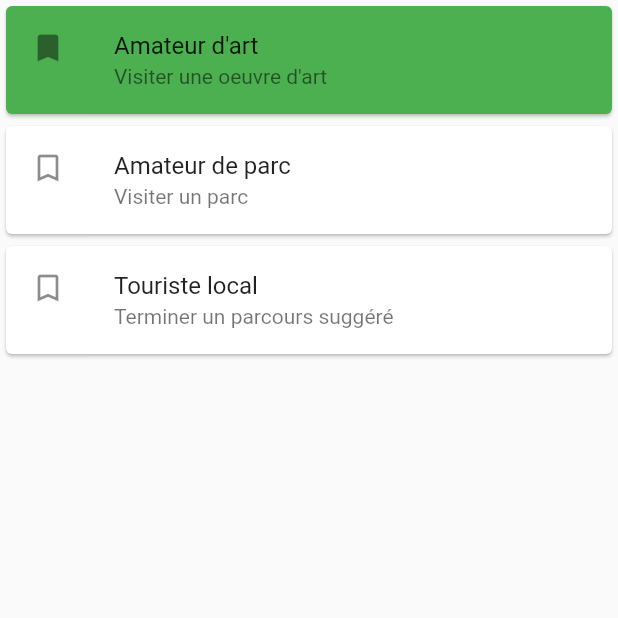
After one commit to Sirmyself/HackQC2020, a Flutter app: the Succes screen opened by its route, on a phone screen of 412 x 824 dp, the top half of it. The commit adds this screen. Run offline on Flutter 3.47's test engine with Material 2 defaults, Android fonts, the phone set to English and light mode, and no system bars; our stand-ins replace google_maps_flutter, line_icons.

Commit message:
Ajout de la page pour les succès (première version)

```diff
--- a/parcoursa/lib/main.dart
+++ b/parcoursa/lib/main.dart
@@ -1,5 +1,6 @@
 import 'package:flutter/material.dart';
 import 'package:parcoursa/coupons.dart';
+import 'package:parcoursa/succes.dart';
 import 'home.dart';
 import 'offre.dart';
 
@@ -18,6 +19,7 @@ class MyApp extends StatelessWidget {
         '/': (context) => Home(),
         '/offre': (context) => Offre(),
         '/coupons': (context) => Coupons(),
+        '/succes': (context) => Succes(),
       },
     );
   }
--- /dev/null
+++ b/parcoursa/lib/succes.dart
@@ -0,0 +1,38 @@
+import 'package:flutter/material.dart';
+
+class Succes extends StatefulWidget {
+  @override
+  State<StatefulWidget> createState() {
+    return _SuccesState();
+  }
+}
+
+Widget _myListViewSucces(BuildContext context) {
+  final succes = ['Amateur d\'art', 'Amateur de parc', 'Touriste local'];
+  final descriptionSucces = ['Visiter une oeuvre d\'art', 'Visiter un parc', 'Terminer un parcours suggéré'];
+
+  final icons = [Icons.bookmark, Icons.bookmark_border, Icons.bookmark_border];
+
+  return ListView.builder(
+    itemCount: succes.length,
+    itemBuilder: (context, index) {
+      return Card(
+        color: index == 0 ? Colors.green : Colors.white,//                           <-- Card widget
+        child: ListTile(
+            leading: Icon(icons[index]),
+            title: Text(succes[index]),
+            subtitle: Text(descriptionSucces[index])
+        ),
+      );
+    },
+  );
+}
+
+class _SuccesState extends State<Succes> {
+  @override
+  Widget build(BuildContext context) {
+    return Scaffold(
+        body: Center(child: _myListViewSucces(context))
+    );
+  }
+}
```
